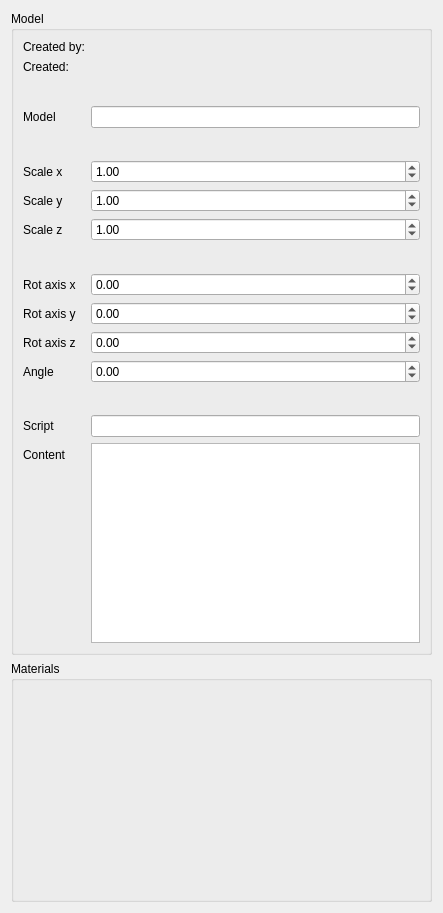
First picture: the form in gui_client/ObjectEditor.ui, repository shipilovden/substrata-metasiberia, before the edit.
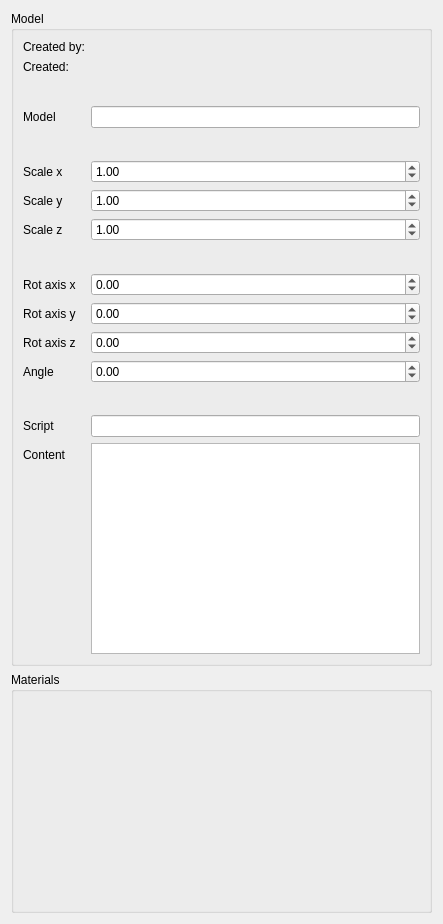
Second picture: the form after the edit. Custom widgets are drawn as their Qt base class.

What changed in the file:
```diff
--- a/gui_client/ObjectEditor.ui
+++ b/gui_client/ObjectEditor.ui
@@ -7,7 +7,7 @@
     <x>0</x>
     <y>0</y>
     <width>443</width>
-    <height>866</height>
+    <height>924</height>
    </rect>
   </property>
   <property name="windowTitle">
```
Left out of the diff: 4 changed lines with no effect on the pictures.
